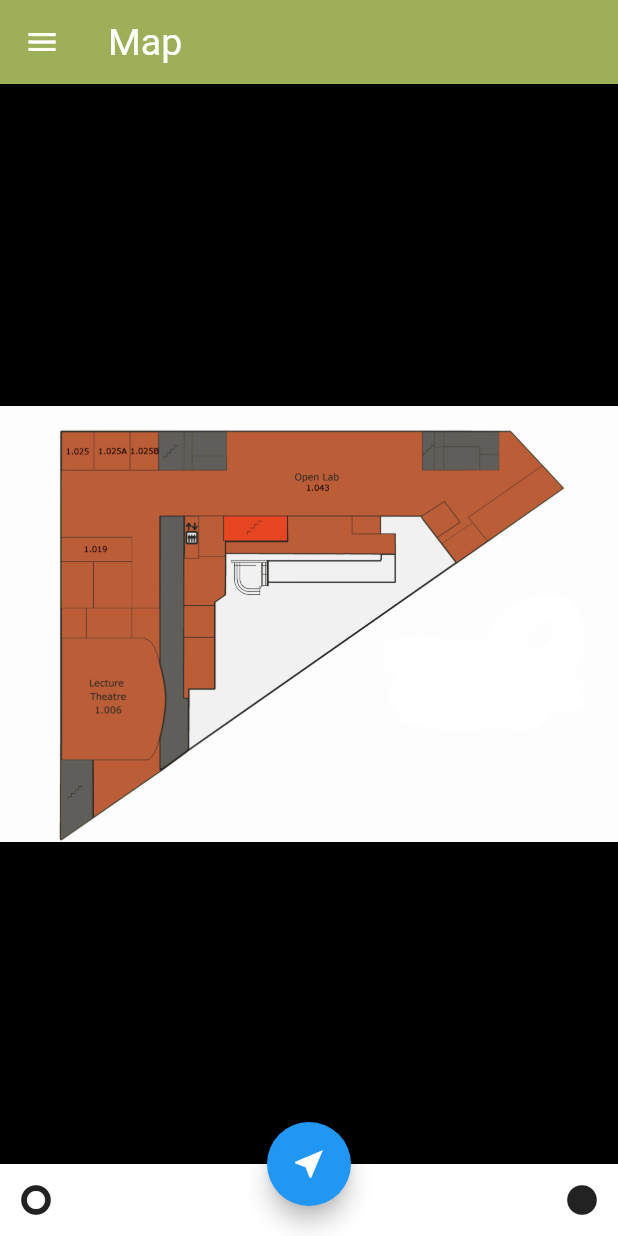
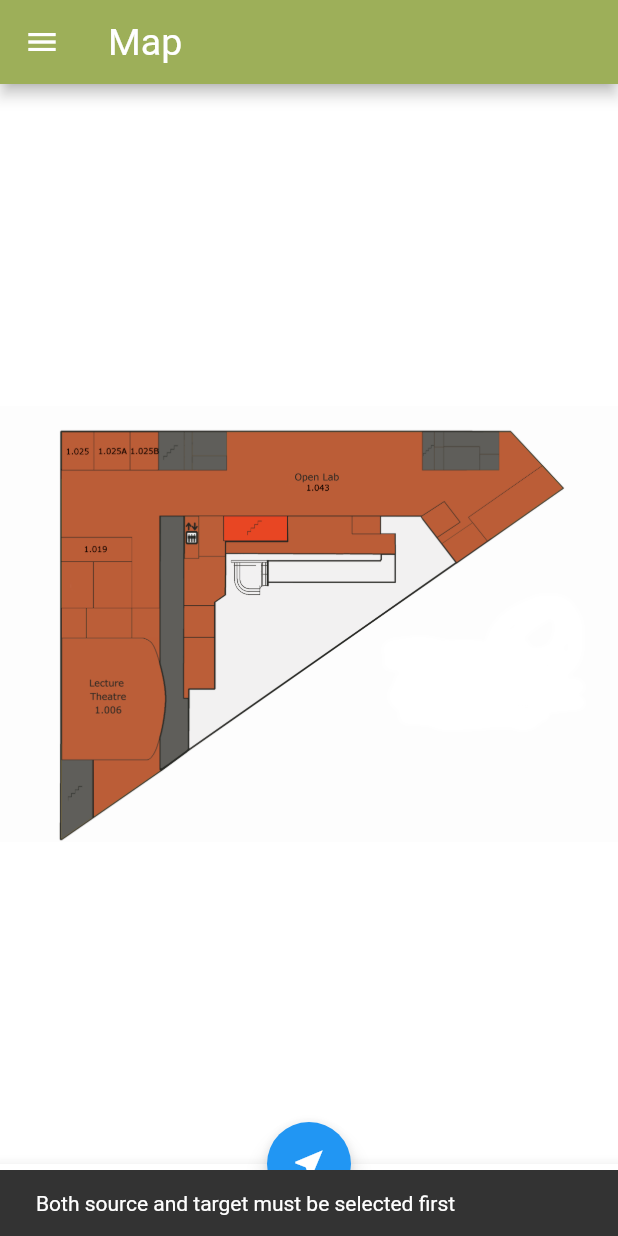
Before and after one commit to alwian/USB-Tour-App, a Flutter app: the screen it shows after launch, after a tap on the "near me" icon, on a phone screen of 412 x 824 dp. Run offline on Flutter 3.47's test engine with Material 2 defaults, Android fonts, the phone set to English and light mode, and no system bars; drawn by our look-alikes of photo_view.

Commit message:
Added floor images, changed background to match

```diff
--- a/lib/fragments/building_map_fragment.dart
+++ b/lib/fragments/building_map_fragment.dart
@@ -11,7 +11,13 @@ class BuildingMapFragment extends StatefulWidget {
 }
 
 class _BuildingMapState extends State<BuildingMapFragment> {
-  final String selectedImage = 'assets/images/floor1_temp.png';
+
+  String floor0 = 'assets/images/floor0_temp.png';
+  String floor1 = 'assets/images/floor1.png';
+  String floor2 = 'assets/images/floor2.png';
+  String floor3 = 'assets/images/floor3.png';
+  String floor4 = 'assets/images/floor4.png';
+  String selectedFloor;
   int i = 1;
   final Node a = new Node('a');
   final Node g = new Node('g');
@@ -31,6 +37,7 @@ class _BuildingMapState extends State<BuildingMapFragment> {
     //Initial test code until connection to database is established
     floorNodes.add(a);
     floorNodes.add(g);
+    selectedFloor = floor0;
     /*_source = a;
     _target = g;
     path = _Route(_source, _target).generateRoute();*/
@@ -46,17 +53,18 @@ class _BuildingMapState extends State<BuildingMapFragment> {
             return new ListTile(
                 title: Text(floorNodes[i].name),
                 onTap: () {
-                  if(floorNodes[i] == _target){
-
+                  if (floorNodes[i] == _target) {
+                    Scaffold.of(context).showSnackBar(new SnackBar(
+                      content:
+                          new Text("Can't have matching source and target"),
+                    ));
                   } else {
                     setState(() {
                       _source = floorNodes[i];
                       sourceListOpen = false;
                     });
                   }
-                }
-
-            );
+                });
           });
     } else if (targetListOpen == true) {
       return ListView.builder(
@@ -67,28 +75,33 @@ class _BuildingMapState extends State<BuildingMapFragment> {
                 title: Text(floorNodes[i].name),
                 onTap: () {
                   if (floorNodes[i] == _source) {
-
+                    Scaffold.of(context).showSnackBar(new SnackBar(
+                      content:
+                          new Text("Can't have matching source and target"),
+                    ));
                   } else {
                     setState(() {
                       _target = floorNodes[i];
                       targetListOpen = false;
                     });
                   }
-                }
-            );
+                });
           });
     } else {
-
       if (path.isNotEmpty) {
         return Scaffold(
           body: Container(
+            color: Colors.white,
             child: PhotoView.customChild(
               child: new CustomPaint(
                   foregroundPainter: RoutePainter(path),
-                  child: Image(image: AssetImage(selectedImage))),
+                  child: Image(image: AssetImage(selectedFloor))),
               minScale: PhotoViewComputedScale.contained,
               maxScale: 1.5,
               childSize: Size(4961, 3508),
+              backgroundDecoration: new BoxDecoration(
+                color: Colors.white,
+              ),
             ),
           ),
           bottomNavigationBar: BottomAppBar(
@@ -132,16 +145,19 @@ class _BuildingMapState extends State<BuildingMapFragment> {
             tooltip: 'draw route',
             child: Icon(Icons.near_me),
           ),
-          floatingActionButtonLocation: FloatingActionButtonLocation
-              .centerDocked,
+          floatingActionButtonLocation:
+              FloatingActionButtonLocation.centerDocked,
         );
       } else {
         return Scaffold(
           body: Container(
             child: PhotoView(
-              imageProvider: AssetImage(selectedImage),
+              imageProvider: AssetImage(selectedFloor),
               minScale: PhotoViewComputedScale.contained,
               maxScale: 1.5,
+              backgroundDecoration: new BoxDecoration(
+                color: Colors.white,
+              ),
             ),
           ),
           bottomNavigationBar: BottomAppBar(
@@ -179,24 +195,24 @@ class _BuildingMapState extends State<BuildingMapFragment> {
           floatingActionButton: FloatingActionButton(
             onPressed: () {
               setState(() {
+                if (_source == null || _target == null) {
+                    Scaffold.of(context).showSnackBar(new SnackBar(
+                      content: new Text("Both source and target must be selected first"),
+                    ));
+                  } else {
                     path = _Route(_source, _target).generateRoute();
+                  }
               });
             },
             tooltip: 'draw route',
             child: Icon(Icons.near_me),
           ),
-          floatingActionButtonLocation: FloatingActionButtonLocation
-              .centerDocked,
+          floatingActionButtonLocation:
+              FloatingActionButtonLocation.centerDocked,
         );
       }
     }
   }
-
-
-  Widget _sourceList() {
-
-  }
-
 }
 
 class RoutePainter extends CustomPainter {
@@ -215,25 +231,25 @@ class RoutePainter extends CustomPainter {
     p.lineTo(size.height - , size.width);
 
     canvas.drawPath(p,paint); */
-    Node node1 = path.elementAt(path.length-1);
-    Node node2 = path.elementAt(path.length-2);
-    int length = path.length -3;
+    Node node1 = path.elementAt(path.length - 1);
+    Node node2 = path.elementAt(path.length - 2);
+    int length = path.length - 3;
     canvas.drawLine(Offset(node1.coordsX, node1.coordsY),
         Offset(node2.coordsX, node2.coordsY), paint);
-    canvas.drawCircle(Offset(node1.coordsX, node1.coordsY), size.width/60, paint);
+    canvas.drawCircle(
+        Offset(node1.coordsX, node1.coordsY), size.width / 60, paint);
 
-    for (int i = length; i >=0; i--) {
+    for (int i = length; i >= 0; i--) {
       node1 = node2.copy();
       node2 = path.elementAt(i);
       canvas.drawLine(Offset(node1.coordsX, node1.coordsY),
           Offset(node2.coordsX, node2.coordsY), paint);
-      canvas.drawCircle(Offset(node1.coordsX, node1.coordsY), size.width/90, paint);
-      if(i == 0) {
-        canvas.drawCircle(Offset(node2.coordsX, node2.coordsY), size.width/60, paint);
+      canvas.drawCircle(
+          Offset(node1.coordsX, node1.coordsY), size.width / 90, paint);
+      if (i == 0) {
+        canvas.drawCircle(
+            Offset(node2.coordsX, node2.coordsY), size.width / 60, paint);
       }
-
-
-
     }
     /*canvas.drawLine(Offset(size.width/2, (size.height/2)+200),
     Offset((size.width/2)-1100, (size.height/2)+550), paint);
@@ -295,7 +311,6 @@ class _Route {
     g.coordsX = 964;
     g.coordsY = 2872;
 
-
     graph.addNode(a);
     graph.addNode(b);
     graph.addNode(c);
```
Also changed, not shown: pubspec.yaml (+6 -1 lines), assets/images/floor0_temp.png (renamed from assets/images/floor1_temp.png), assets/images/floor1.png (added), assets/images/floor2.png (added), assets/images/floor3.png (added), assets/images/floor4.png (added). Lines whose indentation alone changed are shown as unchanged.
